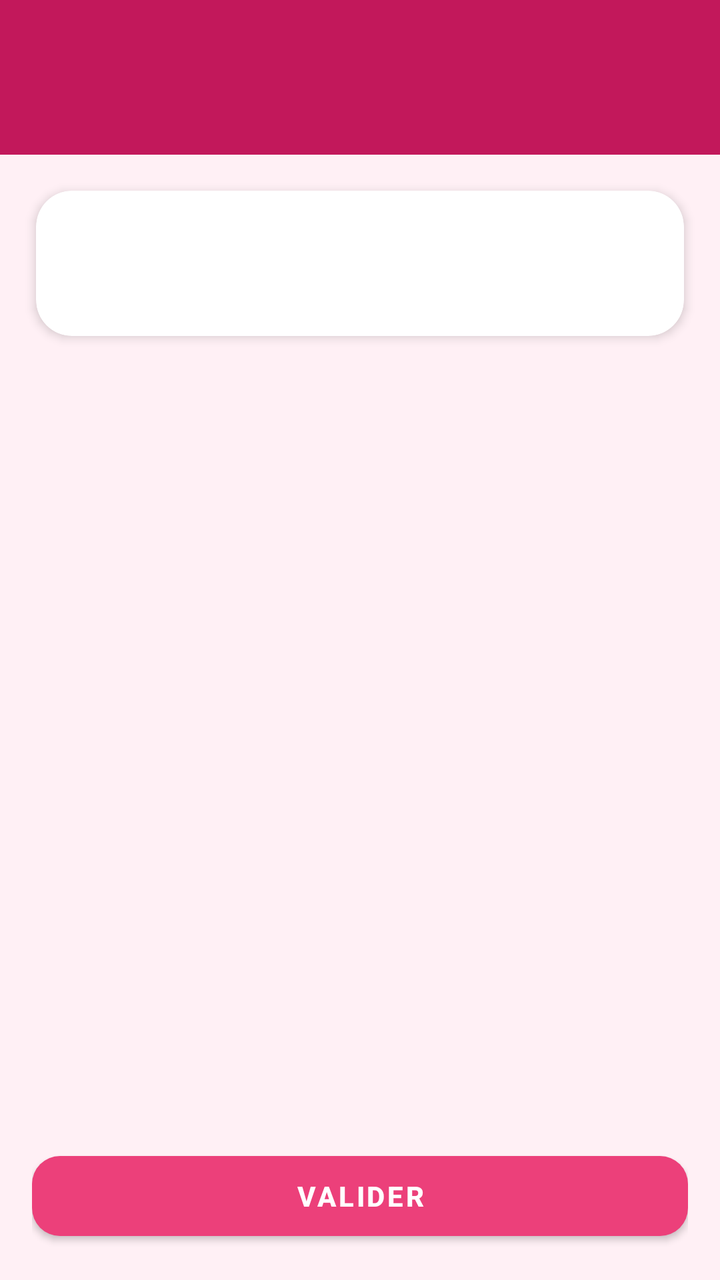
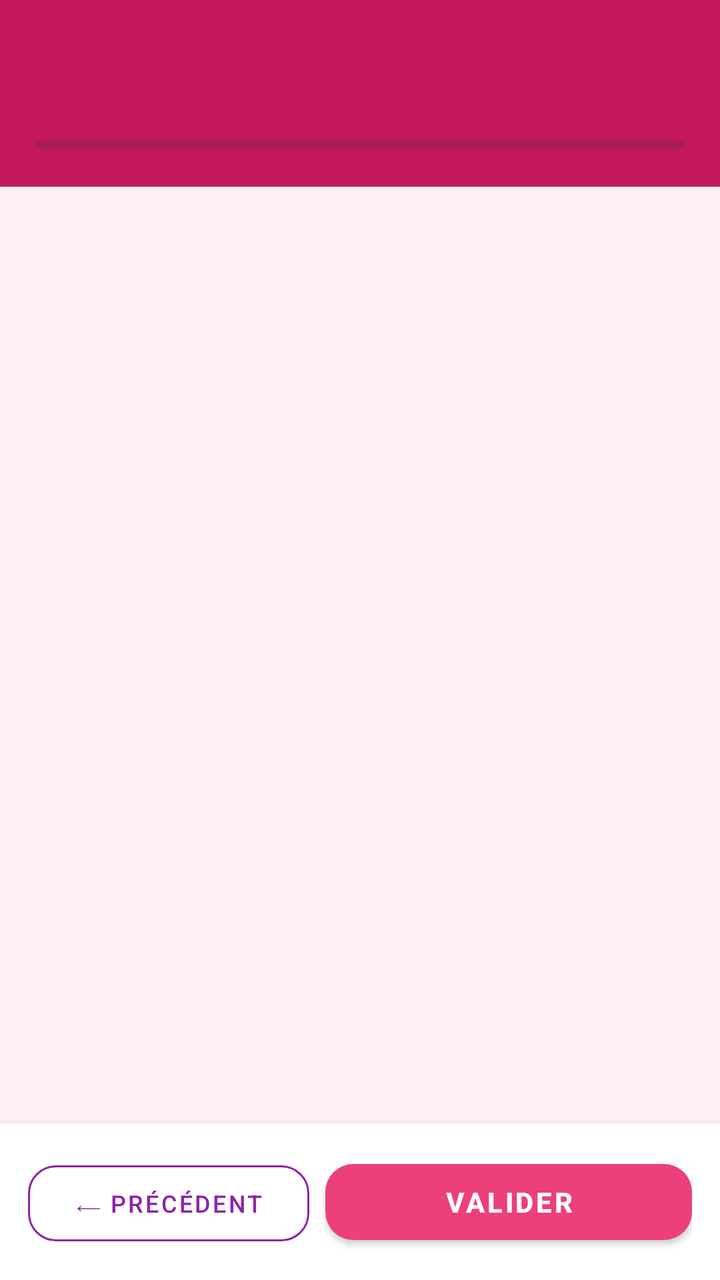

Compare the two renders of this Android layout. The source of the first and the diff that turns it into the second are given below.
<!-- AndroidManifest.xml: application theme Theme.QcmOverlay -->
<!-- res/layout/activity_quiz.xml -->
<?xml version="1.0" encoding="utf-8"?>
<androidx.constraintlayout.widget.ConstraintLayout xmlns:android="http://schemas.android.com/apk/res/android"
    xmlns:app="http://schemas.android.com/apk/res-auto"
    android:layout_width="match_parent"
    android:layout_height="match_parent"
    android:background="@color/qcm_bg">

    
    <LinearLayout
        android:id="@+id/topBar"
        android:layout_width="match_parent"
        android:layout_height="wrap_content"
        android:orientation="vertical"
        android:background="@color/qcm_navy"
        android:padding="18dp"
        app:layout_constraintTop_toTopOf="parent">

        <TextView
            android:id="@+id/tvLessonTitle"
            android:layout_width="match_parent"
            android:layout_height="wrap_content"
            android:textColor="#FFFFFF"
            android:textStyle="bold"
            android:textSize="16sp" />

        <TextView
            android:id="@+id/tvProgress"
            android:layout_width="match_parent"
            android:layout_height="wrap_content"
            android:textColor="#B8C4D0"
            android:textSize="13sp"
            android:layout_marginTop="2dp" />
    </LinearLayout>

    <ScrollView
        android:layout_width="match_parent"
        android:layout_height="0dp"
        app:layout_constraintTop_toBottomOf="@id/topBar"
        app:layout_constraintBottom_toTopOf="@id/bottomBar">

        <com.google.android.material.card.MaterialCardView
            android:layout_width="match_parent"
            android:layout_height="wrap_content"
            android:layout_margin="18dp"
            app:cardCornerRadius="18dp"
            app:cardElevation="3dp"
            app:cardBackgroundColor="@color/qcm_card">

            <LinearLayout
                android:layout_width="match_parent"
                android:layout_height="wrap_content"
                android:orientation="vertical"
                android:padding="18dp">

                <TextView
                    android:id="@+id/tvQuestion"
                    android:layout_width="match_parent"
                    android:layout_height="wrap_content"
                    android:textSize="17sp"
                    android:textStyle="bold"
                    android:textColor="@color/qcm_navy_light" />

                <LinearLayout
                    android:id="@+id/optionsContainer"
                    android:layout_width="match_parent"
                    android:layout_height="wrap_content"
                    android:orientation="vertical"
                    android:layout_marginTop="14dp" />

                <LinearLayout
                    android:id="@+id/resultStickerRow"
                    android:layout_width="wrap_content"
                    android:layout_height="wrap_content"
                    android:orientation="horizontal"
                    android:gravity="center_vertical"
                    android:layout_marginTop="12dp"
                    android:visibility="gone">

                    <ImageView
                        android:id="@+id/ivSticker"
                        android:layout_width="72dp"
                        android:layout_height="72dp"
                        android:scaleType="fitCenter" />

                    <TextView
                        android:id="@+id/tvCaption"
                        android:layout_width="wrap_content"
                        android:layout_height="wrap_content"
                        android:layout_marginStart="8dp"
                        android:background="@drawable/bg_caption_bubble"
                        android:padding="8dp"
                        android:textSize="12sp"
                        android:textStyle="bold"
                        android:textColor="#000000" />
                </LinearLayout>

                <TextView
                    android:id="@+id/tvResult"
                    android:layout_width="match_parent"
                    android:layout_height="wrap_content"
                    android:layout_marginTop="14dp"
                    android:textStyle="bold"
                    android:visibility="gone" />
            </LinearLayout>
        </com.google.android.material.card.MaterialCardView>
    </ScrollView>

    
    <LinearLayout
        android:id="@+id/bottomBar"
        android:layout_width="match_parent"
        android:layout_height="wrap_content"
        android:orientation="horizontal"
        android:padding="16dp"
        app:layout_constraintBottom_toBottomOf="parent">

        <Button
            android:id="@+id/btnValidate"
            android:layout_width="0dp"
            android:layout_height="52dp"
            android:layout_weight="1"
            app:backgroundTint="@color/qcm_green"
            app:cornerRadius="14dp"
            android:textColor="#FFFFFF"
            android:textStyle="bold"
            android:text="Valider" />

        <Button
            android:id="@+id/btnNext"
            android:layout_width="0dp"
            android:layout_height="52dp"
            android:layout_weight="1"
            android:layout_marginStart="10dp"
            app:backgroundTint="@color/qcm_navy"
            app:cornerRadius="14dp"
            android:textColor="#FFFFFF"
            android:textStyle="bold"
            android:visibility="gone"
            android:text="Question suivante ⟶" />
    </LinearLayout>

</androidx.constraintlayout.widget.ConstraintLayout>
<!-- resources referenced by this layout -->
<resources>
  <color name="qcm_bg">#FFF0F5</color>
  <color name="qcm_card">#FFFFFF</color>
  <color name="qcm_green">#EC407A</color>
  <color name="qcm_navy">#C2185B</color>
  <color name="qcm_navy_light">#8E24AA</color>
  <!-- drawable bg_caption_bubble (drawable) -->
  <?xml version="1.0" encoding="utf-8"?>
  <shape xmlns:android="http://schemas.android.com/apk/res/android">
      <solid android:color="#FCE4EC" />
      <corners android:radius="14dp" />
      <stroke android:width="1dp" android:color="#F48FB1" />
  </shape>
  <style name="Theme.QcmOverlay" parent="Theme.MaterialComponents.DayNight.NoActionBar">
          <item name="colorPrimary">@color/qcm_navy</item>
          <item name="colorPrimaryDark">@color/qcm_navy</item>
          <item name="colorSecondary">@color/qcm_accent</item>
          <item name="colorAccent">@color/qcm_accent</item>
          <item name="android:statusBarColor">@color/qcm_navy</item>
          <item name="android:windowLightStatusBar">false</item>
      </style>
  <color name="qcm_accent">#BA68C8</color>
</resources>

<!-- the commit's change to res/layout/activity_quiz.xml (unified diff, before → after) -->
@@ -27,82 +27,84 @@
             android:id="@+id/tvProgress"
             android:layout_width="match_parent"
             android:layout_height="wrap_content"
-            android:textColor="#B8C4D0"
+            android:textColor="#F3D4E8"
             android:textSize="13sp"
             android:layout_marginTop="2dp" />
+
+        <ProgressBar
+            android:id="@+id/progressBar"
+            style="?android:attr/progressBarStyleHorizontal"
+            android:layout_width="match_parent"
+            android:layout_height="6dp"
+            android:layout_marginTop="10dp"
+            android:max="100"
+            android:progressTint="#EC407A"
+            android:progressBackgroundTint="#5C2A4A" />
     </LinearLayout>
 
     <ScrollView
         android:layout_width="match_parent"
         android:layout_height="0dp"
+        android:fillViewport="true"
         app:layout_constraintTop_toBottomOf="@id/topBar"
         app:layout_constraintBottom_toTopOf="@id/bottomBar">
 
-        <com.google.android.material.card.MaterialCardView
+        <LinearLayout
             android:layout_width="match_parent"
             android:layout_height="wrap_content"
-            android:layout_margin="18dp"
-            app:cardCornerRadius="18dp"
-            app:cardElevation="3dp"
-            app:cardBackgroundColor="@color/qcm_card">
+            android:orientation="vertical"
+            android:padding="22dp">
+
+            <TextView
+                android:id="@+id/tvQuestion"
+                android:layout_width="match_parent"
+                android:layout_height="wrap_content"
+                android:textSize="19sp"
+                android:textStyle="bold"
+                android:textColor="@color/qcm_navy_light"
+                android:layout_marginBottom="20dp" />
 
             <LinearLayout
+                android:id="@+id/optionsContainer"
                 android:layout_width="match_parent"
                 android:layout_height="wrap_content"
-                android:orientation="vertical"
-                android:padding="18dp">
+                android:orientation="vertical" />
+
+            <LinearLayout
+                android:id="@+id/resultStickerRow"
+                android:layout_width="wrap_content"
+                android:layout_height="wrap_content"
+                android:orientation="horizontal"
+                android:gravity="center_vertical"
+                android:layout_marginTop="18dp"
+                android:visibility="gone">
+
+                <ImageView
+                    android:id="@+id/ivSticker"
+                    android:layout_width="72dp"
+                    android:layout_height="72dp"
+                    android:scaleType="fitCenter" />
 
                 <TextView
-                    android:id="@+id/tvQuestion"
-                    android:layout_width="match_parent"
-                    android:layout_height="wrap_content"
-                    android:textSize="17sp"
-                    android:textStyle="bold"
-                    android:textColor="@color/qcm_navy_light" />
-
-                <LinearLayout
-                    android:id="@+id/optionsContainer"
-                    android:layout_width="match_parent"
-                    android:layout_height="wrap_content"
-                    android:orientation="vertical"
-                    android:layout_marginTop="14dp" />
-
-                <LinearLayout
-                    android:id="@+id/resultStickerRow"
+                    android:id="@+id/tvCaption"
                     android:layout_width="wrap_content"
                     android:layout_height="wrap_content"
-                    android:orientation="horizontal"
-                    android:gravity="center_vertical"
-                    android:layout_marginTop="12dp"
-                    android:visibility="gone">
+                    android:layout_marginStart="8dp"
+                    android:background="@drawable/bg_caption_bubble"
+                    android:padding="8dp"
+                    android:textSize="12sp"
+                    android:textStyle="bold"
+                    android:textColor="#000000" />
+            </LinearLayout>
 
-                    <ImageView
-                        android:id="@+id/ivSticker"
-                        android:layout_width="72dp"
-                        android:layout_height="72dp"
-                        android:scaleType="fitCenter" />
-
-                    <TextView
-                        android:id="@+id/tvCaption"
-                        android:layout_width="wrap_content"
-                        android:layout_height="wrap_content"
-                        android:layout_marginStart="8dp"
-                        android:background="@drawable/bg_caption_bubble"
-                        android:padding="8dp"
-                        android:textSize="12sp"
-                        android:textStyle="bold"
-                        android:textColor="#000000" />
-                </LinearLayout>
-
-                <TextView
-                    android:id="@+id/tvResult"
-                    android:layout_width="match_parent"
-                    android:layout_height="wrap_content"
-                    android:layout_marginTop="14dp"
-                    android:textStyle="bold"
-                    android:visibility="gone" />
-            </LinearLayout>
-        </com.google.android.material.card.MaterialCardView>
+            <TextView
+                android:id="@+id/tvResult"
+                android:layout_width="match_parent"
+                android:layout_height="wrap_content"
+                android:layout_marginTop="14dp"
+                android:textStyle="bold"
+                android:visibility="gone" />
+        </LinearLayout>
     </ScrollView>
 
     
@@ -111,14 +113,29 @@
         android:layout_width="match_parent"
         android:layout_height="wrap_content"
         android:orientation="horizontal"
-        android:padding="16dp"
+        android:background="@color/qcm_card"
+        android:elevation="8dp"
+        android:padding="14dp"
         app:layout_constraintBottom_toBottomOf="parent">
+
+        <Button
+            android:id="@+id/btnPrevious"
+            style="@style/Widget.MaterialComponents.Button.OutlinedButton"
+            android:layout_width="0dp"
+            android:layout_height="50dp"
+            android:layout_weight="1"
+            android:layout_marginEnd="8dp"
+            app:cornerRadius="14dp"
+            app:strokeColor="@color/qcm_navy_light"
+            android:textColor="@color/qcm_navy_light"
+            android:textSize="12sp"
+            android:text="⟵ Précédent" />
 
         <Button
             android:id="@+id/btnValidate"
             android:layout_width="0dp"
-            android:layout_height="52dp"
-            android:layout_weight="1"
+            android:layout_height="50dp"
+            android:layout_weight="1.3"
             app:backgroundTint="@color/qcm_green"
             app:cornerRadius="14dp"
             android:textColor="#FFFFFF"
@@ -128,15 +145,15 @@
         <Button
             android:id="@+id/btnNext"
             android:layout_width="0dp"
-            android:layout_height="52dp"
+            android:layout_height="50dp"
             android:layout_weight="1"
-            android:layout_marginStart="10dp"
-            app:backgroundTint="@color/qcm_navy"
+            android:layout_marginStart="8dp"
+            app:backgroundTint="@color/qcm_navy_light"
             app:cornerRadius="14dp"
             android:textColor="#FFFFFF"
-            android:textStyle="bold"
+            android:textSize="12sp"
             android:visibility="gone"
-            android:text="Question suivante ⟶" />
+            android:text="Suivant ⟶" />
     </LinearLayout>
 
 </androidx.constraintlayout.widget.ConstraintLayout>
